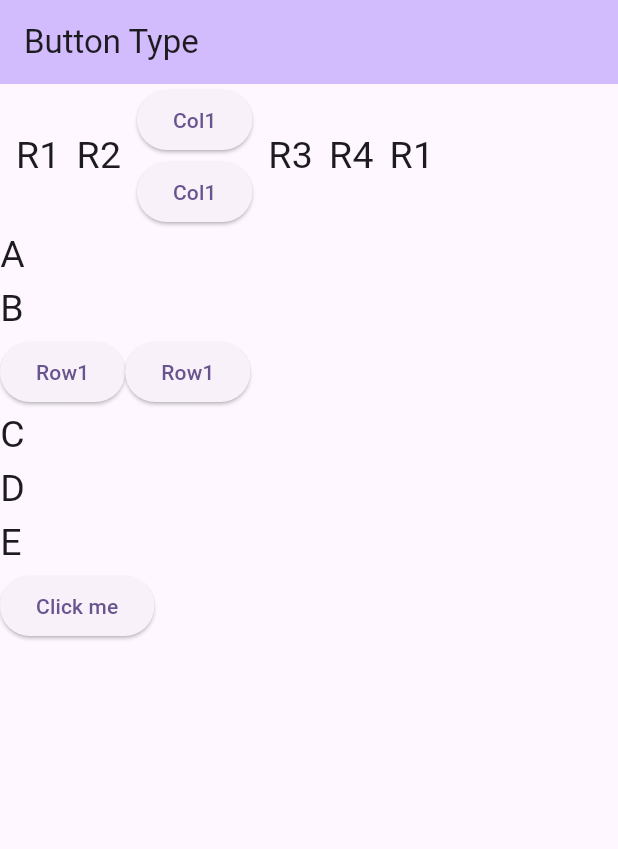
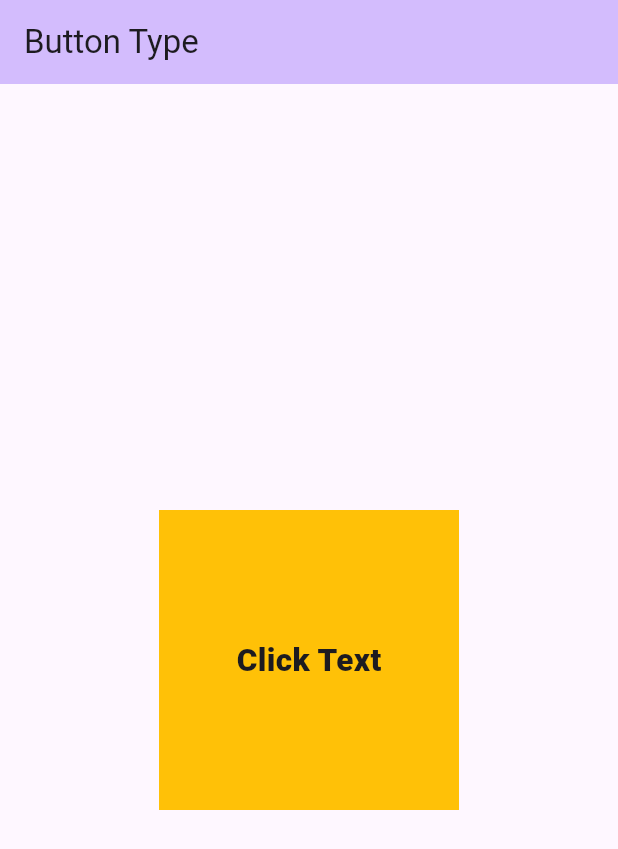
Before and after one commit to jainsourab99/FlutterAllTypeofButton, a Flutter app: the screen it shows after launch, on a phone screen of 412 x 824 dp. Shown: the top 849 px of the screen. Run offline on Flutter 3.47's test engine with Material 3 defaults, Android fonts, the phone set to English and light mode, and no system bars.

Commit message:
Ink Well Widget

```diff
--- a/lib/main.dart
+++ b/lib/main.dart
@@ -83,47 +83,35 @@ class _MyHomePageState extends State<MyHomePage> {
         // the App.build method, and use it to set our appbar title.
         title: const Text("Button Type"),
       ),
-      body: Container(
-        // height: 300,
-        width: 300,
-        child: Column(
-          mainAxisAlignment: MainAxisAlignment.start,
-          crossAxisAlignment: CrossAxisAlignment.start,
-          children:<Widget> [
-             Row(
-              mainAxisAlignment: MainAxisAlignment.spaceEvenly,
-              children: [
-                Text('R1', style: TextStyle(fontSize: 25),),
-                Text("R2", style: TextStyle(fontSize: 25),),
-                Column(
-                  children: [
-                    ElevatedButton(onPressed: () {}, child: Text("Col1")),
-                    ElevatedButton(onPressed: () {}, child: Text("Col1")),
-                  ],
-                ),
-                Text("R3", style: TextStyle(fontSize: 25),),
-                Text("R4", style: TextStyle(fontSize: 25),),
-                Text("R1", style: TextStyle(fontSize: 25),),
-                // ElevatedButton(onPressed: () {}, child: Text("Click me")),
-              ],
+      body: Center(
+        child: InkWell(
+          onTap: () {
+            print("On tap");
+          },
+          onLongPress: () {
+            print("onLongPress");
+          },
+          onDoubleTap: () {
+            print("onDoubleTap");
+          },
+          child: Container(
+            width: 200,
+            height: 200,
+            color: Colors.amber,
+            child: Center(
+                child: InkWell(
+                  onTap: () {
+                    print("Text Widget Tapped");
+                  },
+                  child: Text(
+                    "Click Text", style: TextStyle(fontSize: 21, fontWeight: FontWeight.w900),
+                  ),
+                )
             ),
-            Text('A', style: TextStyle(fontSize: 25),),
-            Text("B", style: TextStyle(fontSize: 25),),
-            Row(
-              children:[
-              ElevatedButton(onPressed: () {}, child: Text("Row1")),
-              ElevatedButton(onPressed: () {}, child: Text("Row1")),
-              ],
-            ),
-            Text("C", style: TextStyle(fontSize: 25),),
-            Text("D", style: TextStyle(fontSize: 25),),
-            Text("E", style: TextStyle(fontSize: 25),),
-            ElevatedButton(onPressed: () {}, child: Text("Click me")),
-          ],
+          ),
         ),
-      )
-
+      ),
+      );
       // This trailing comma makes auto-formatting nicer for build methods.
-    );
   }
 }
```
